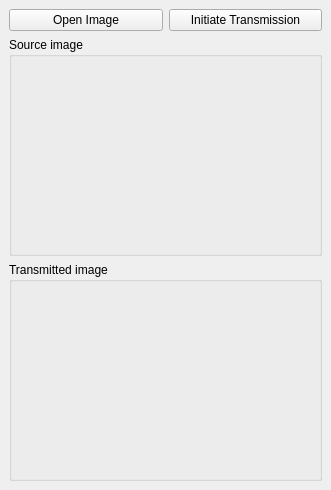
Before: the Qt Designer form Computer_networks/p2p/src/forms/transmission_widget.ui in rutsky/semester09, drawn with Qt 5.
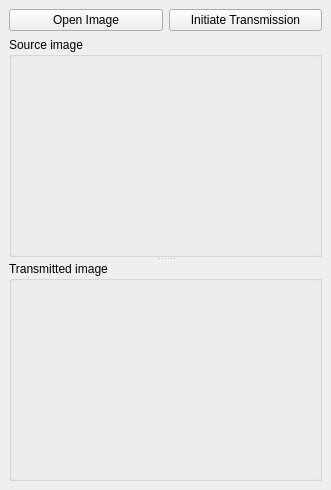
After: the same form once the commit is applied.

Commit message: Add splitter (with magick)

Patch:
```diff
--- a/Computer_networks/p2p/src/forms/transmission_widget.ui
+++ b/Computer_networks/p2p/src/forms/transmission_widget.ui
@@ -17,7 +17,7 @@
    <string>Transmission</string>
   </property>
   <widget class="QWidget" name="dockWidgetContents">
-   <layout class="QVBoxLayout" name="verticalLayout_2">
+   <layout class="QVBoxLayout" name="verticalLayout">
     <item>
      <layout class="QHBoxLayout" name="horizontalLayout">
       <item>
@@ -37,8 +37,10 @@
      </layout>
     </item>
     <item>
-     <layout class="QVBoxLayout" name="verticalLayout">
-      <item>
+     <widget class="QSplitter" name="splitter">
+      <property name="orientation">
+       <enum>Qt::Vertical</enum>
+      </property>
        <widget class="QGroupBox" name="sourceGroup">
         <property name="title">
          <string>Source image</string>
@@ -49,8 +51,6 @@
          </item>
         </layout>
        </widget>
-      </item>
-      <item>
        <widget class="QGroupBox" name="groupBox_2">
         <property name="title">
          <string>Transmitted image</string>
@@ -61,8 +61,7 @@
          </item>
         </layout>
        </widget>
-      </item>
-     </layout>
+     </widget>
     </item>
    </layout>
   </widget>
```
Lines whose indentation alone changed are shown as unchanged.
